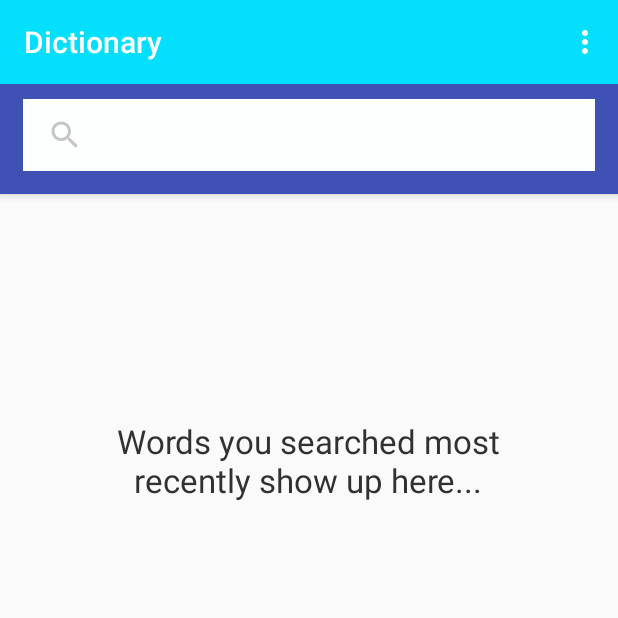
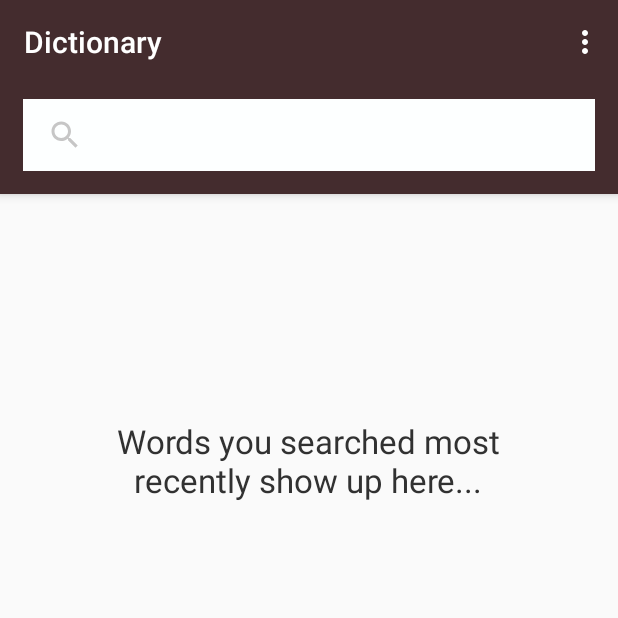
Before and after one commit to Usman75/dictionary, an Android app: the screen it shows after launch (MainActivity), on a phone screen of 412 x 824 dp, the top half of it. Run offline under Robolectric (Android 15) with nearby library versions, the phone set to English and light mode, and no system bars; network calls fail; 2 statements that could not run were skipped.

Commit message:
new color added

```diff
--- a/app/src/main/res/layout/activity_main.xml
+++ b/app/src/main/res/layout/activity_main.xml
@@ -14,9 +14,9 @@
             android:id="@+id/toolbar"
             android:layout_width="match_parent"
             android:layout_height="?attr/actionBarSize"
-            android:background="#03dffc"
-            app:popupTheme="@style/ThemeOverlay.AppCompat.Light"
-            app:title="Dictionary" />
+            android:background="?attr/colorPrimary"
+            app:title="Dictionary"
+            app:popupTheme="@style/ThemeOverlay.AppCompat.Light" />
 
         <LinearLayout
             android:layout_width="match_parent"
--- a/app/src/main/res/values/colors.xml
+++ b/app/src/main/res/values/colors.xml
@@ -1,6 +1,6 @@
 <?xml version="1.0" encoding="utf-8"?>
 <resources>
-    <color name="colorPrimary">#3F51B5</color>
+    <color name="colorPrimary">#442C2E</color>
     <color name="colorPrimaryDark">#303F9F</color>
     <color name="colorAccent">#FF4081</color>
 
```
